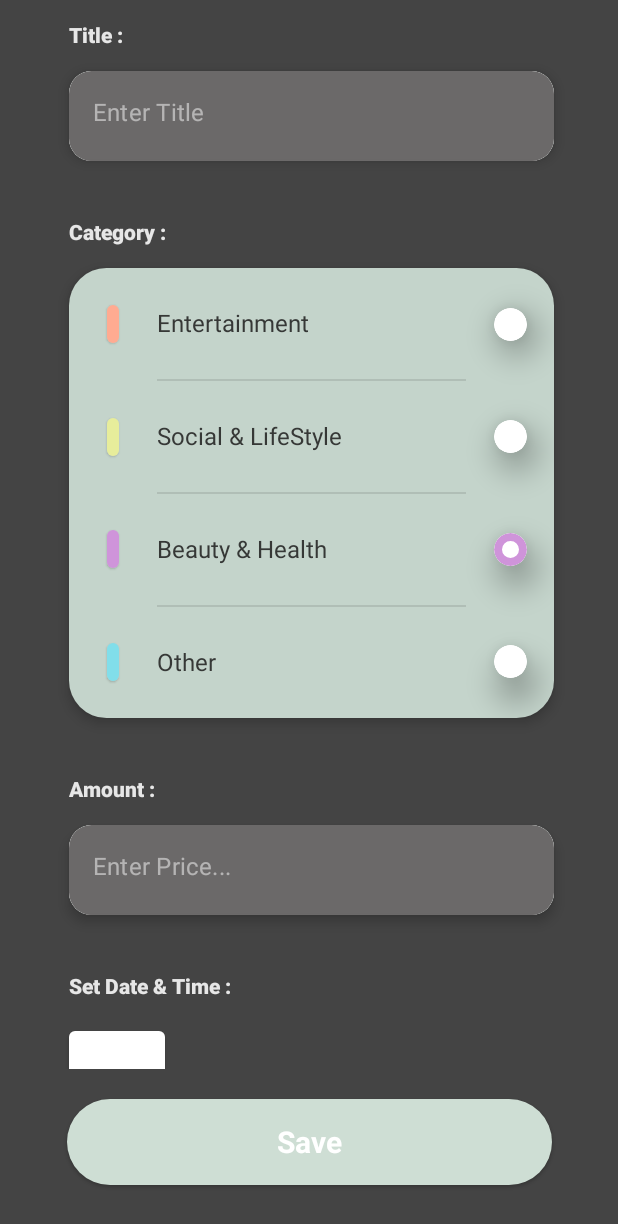
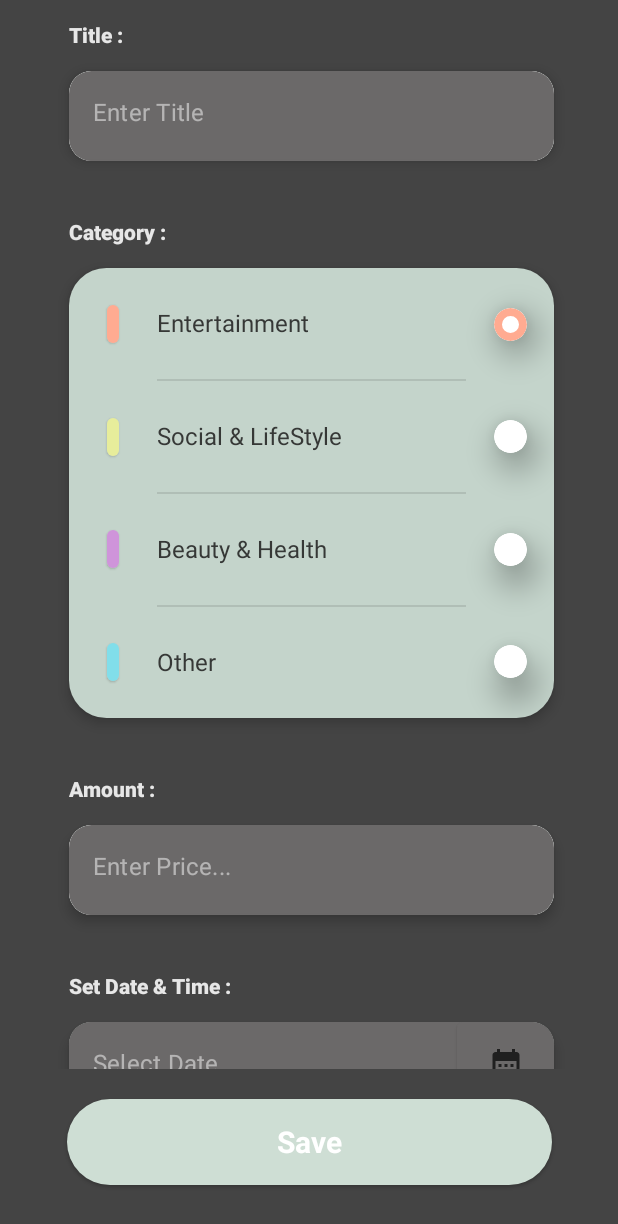
Before and after one commit to Medise78/MoneyManagementPro, an Android app built with Jetpack Compose: the composable AddMoneyActionScreen shown on its own in the app's theme, on a phone screen of 412 x 824 dp. Shown: the top 1224 px of the screen. Run offline under Robolectric (Android 15) with nearby library versions, the phone set to English and light mode, and no system bars; our stand-ins replace Dagger/Hilt's generated code, Room's generated code.

Commit message:
DatePicker Correct

```diff
--- a/app/src/main/java/com/mahdi/moneymanagemant/feature_management/data/data_resource/money_deacrese_db/MoneyManagementDecreaseDataBase.kt
+++ b/app/src/main/java/com/mahdi/moneymanagemant/feature_management/data/data_resource/money_deacrese_db/MoneyManagementDecreaseDataBase.kt
@@ -6,7 +6,7 @@
 
 @Database(
      entities = [MoneyManagementDecrease::class],
-     version = 4,
+     version = 5,
      exportSchema = false
 )
 abstract class MoneyManagementDecreaseDataBase:RoomDatabase() {
--- a/app/src/main/java/com/mahdi/moneymanagemant/feature_management/data/data_resource/money_increase_db/MoneyManagementDataBase.kt
+++ b/app/src/main/java/com/mahdi/moneymanagemant/feature_management/data/data_resource/money_increase_db/MoneyManagementDataBase.kt
@@ -6,7 +6,7 @@
 
 @Database(
      entities = [MoneyManagement::class],
-     version = 3,
+     version = 4,
      exportSchema = false
 )
 abstract class MoneyManagementDataBase : RoomDatabase() {
--- a/app/src/main/java/com/mahdi/moneymanagemant/feature_management/presentation/add_money_action/component/Calender.kt
+++ b/app/src/main/java/com/mahdi/moneymanagemant/feature_management/presentation/add_money_action/component/Calender.kt
@@ -6,12 +6,11 @@
 import androidx.compose.foundation.clickable
 import androidx.compose.foundation.layout.*
 import androidx.compose.foundation.shape.RoundedCornerShape
-import androidx.compose.material.Button
-import androidx.compose.material.Card
-import androidx.compose.material.Text
-import androidx.compose.runtime.Composable
-import androidx.compose.runtime.mutableStateOf
-import androidx.compose.runtime.remember
+import androidx.compose.material.*
+import androidx.compose.material.icons.Icons
+import androidx.compose.material.icons.filled.CalendarMonth
+import androidx.compose.material.icons.filled.CalendarToday
+import androidx.compose.runtime.*
 import androidx.compose.ui.Alignment
 import androidx.compose.ui.ExperimentalComposeUiApi
 import androidx.compose.ui.Modifier
@@ -28,11 +27,10 @@
 import java.util.*
 
 
-
 @OptIn(ExperimentalComposeUiApi::class)
 @Composable
 fun MyContent(
-       addMoneyActionViewModel : AddMoneyActionViewModel = hiltViewModel() ,
+    addMoneyActionViewModel: AddMoneyActionViewModel = hiltViewModel(),
 ) {
 
     var state = addMoneyActionViewModel.dateState.value
@@ -42,7 +40,6 @@
     val mYear: Int
     val mMonth: Int
     val mDay: Int
-
     val mCalendar = Calendar.getInstance()
 
     mYear = mCalendar.get(Calendar.YEAR)
@@ -55,7 +52,7 @@
 
     val mDatePickerDialog = DatePickerDialog(
         mContext,
-            { _: DatePicker , mYear: Int , mMonth: Int , mDayOfMonth: Int ->
+        { _: DatePicker, mYear: Int, mMonth: Int, mDayOfMonth: Int ->
             mDate.value = "$mDayOfMonth/${mMonth + 1}/$mYear"
         }, mYear, mMonth, mDay
     )
@@ -68,40 +65,55 @@
                 fontWeight = FontWeight.ExtraBold
             )
         }
-            Button(onClick = { mDatePickerDialog.show() }) {
 
-            }
         Card(
             modifier = Modifier
                 .fillMaxWidth(0.85f)
                 .clickable(onClick = {
                     mDatePickerDialog.show()
                 })
-                        .height(55.dp) , RoundedCornerShape(15.dp) , elevation = 5.dp
+                .height(55.dp), RoundedCornerShape(15.dp), elevation = 5.dp
         ) {
+            Row(horizontalArrangement = Arrangement.SpaceBetween, verticalAlignment = Alignment.CenterVertically) {
                 Box(
                     modifier = Modifier
                         .fillMaxSize()
+                        .weight(4f)
                         .background(Color(0xFF6B6969))
                 ) {
+                    Box(
+                        modifier = Modifier.matchParentSize(),
+                        contentAlignment = Alignment.Center
+                    ) {
+                        state.text =  mDate.value
 
-                        Box(modifier = Modifier.matchParentSize(), contentAlignment = Alignment.Center) {
-                              state.text = if (mDate.value == ""  ) "Open Date Picker" else "${mDate.value}"
                         TextFieldCustom(
-                                    labelText = "" ,
+                            labelText = "Select Date",
                             text = state.text,
                             textChange = {
                                 addMoneyActionViewModel.onEvent(
                                     AddMoneyActionEvent.Date(it)
                                 )
-                                    } ,
+                            },
                             keyboardType = KeyboardType.Ascii,
                             modifier = Modifier.clickable(onClick = {
                                 mDatePickerDialog.datePicker.showContextMenu()
-                                    })
+                            } )
                         )
+                    }
+                }
+                Box(
+                    modifier = Modifier
+                        .fillMaxHeight()
+                        .weight(1f)
+                        .background(Color(0xFF6B6969))
+                ) {
+                Button(modifier = Modifier.fillMaxSize(),
+                    colors = ButtonDefaults.buttonColors(backgroundColor = Color(0xFF6B6969)),
+                    onClick = { mDatePickerDialog.show() }) {
+                Icon(Icons.Default.CalendarMonth, contentDescription ="" )
+                }}
             }
         }
     }
 }
-}
--- a/app/src/main/java/com/mahdi/moneymanagemant/feature_management/presentation/add_money_action/decrease_screen/AddMoneyActionDecreaseScreen.kt
+++ b/app/src/main/java/com/mahdi/moneymanagemant/feature_management/presentation/add_money_action/decrease_screen/AddMoneyActionDecreaseScreen.kt
@@ -1,5 +1,6 @@
 package com.mahdi.moneymanagemant.feature_management.presentation.add_money_action.decrease_screen
 
+import android.annotation.SuppressLint
 import androidx.compose.foundation.*
 import androidx.compose.foundation.layout.*
 import androidx.compose.foundation.shape.RoundedCornerShape
@@ -21,6 +22,7 @@
 import com.mahdi.moneymanagemant.feature_management.presentation.add_money_action.component.*
 import kotlinx.coroutines.flow.collectLatest
 
+@SuppressLint("UnusedMaterialScaffoldPaddingParameter")
 @ExperimentalComposeUiApi
 @Composable
 fun AddMoneyActionDecreaseScreen(
--- a/app/src/main/java/com/mahdi/moneymanagemant/feature_management/presentation/add_money_action/increaseScreen/AddMoneyActionScreen.kt
+++ b/app/src/main/java/com/mahdi/moneymanagemant/feature_management/presentation/add_money_action/increaseScreen/AddMoneyActionScreen.kt
@@ -2,6 +2,7 @@
 
 package com.mahdi.moneymanagemant.feature_management.presentation.add_money_action.increaseScreen
 
+import android.annotation.SuppressLint
 import androidx.compose.foundation.*
 import androidx.compose.foundation.layout.*
 import androidx.compose.foundation.shape.RoundedCornerShape
@@ -24,6 +25,7 @@
 import com.mahdi.moneymanagemant.feature_management.presentation.add_money_action.component.TextFieldCustom
 import kotlinx.coroutines.flow.collectLatest
 
+@SuppressLint("UnusedMaterialScaffoldPaddingParameter")
 @ExperimentalComposeUiApi
 @Composable
 fun AddMoneyActionScreen(
```
Also changed, not shown: app/src/main/java/com/mahdi/moneymanagemant/feature_management/presentation/add_money_action/component/CustomCalenderInout.kt (deleted, +0 -102 lines). Lines whose indentation alone changed are shown as unchanged.
